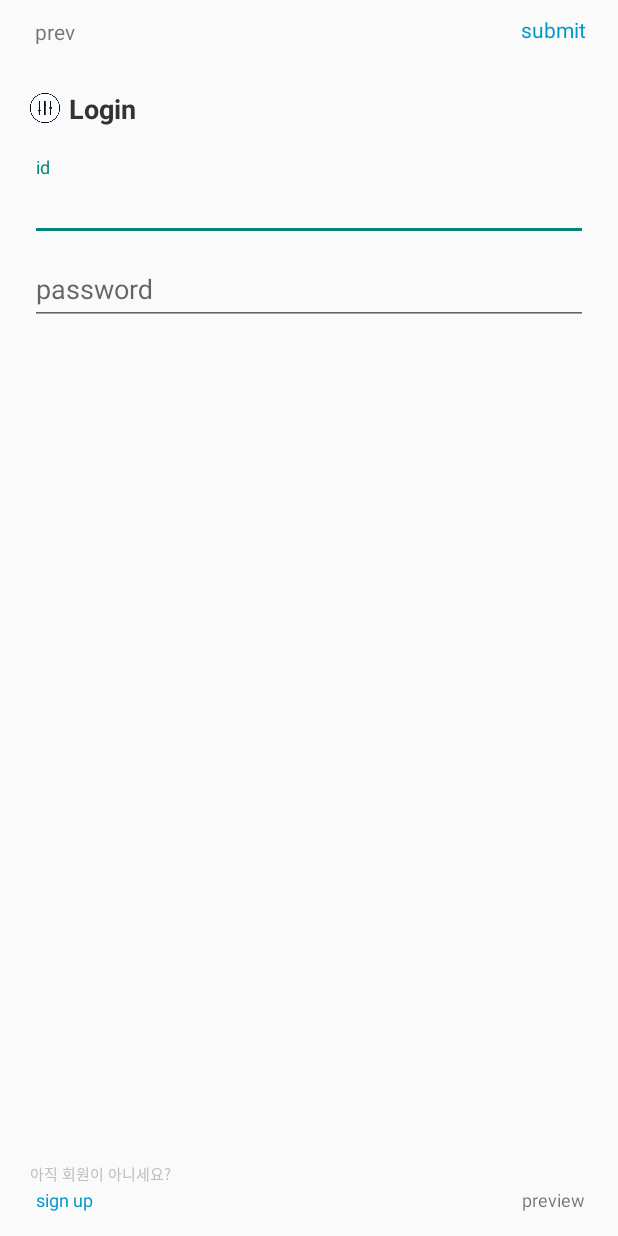
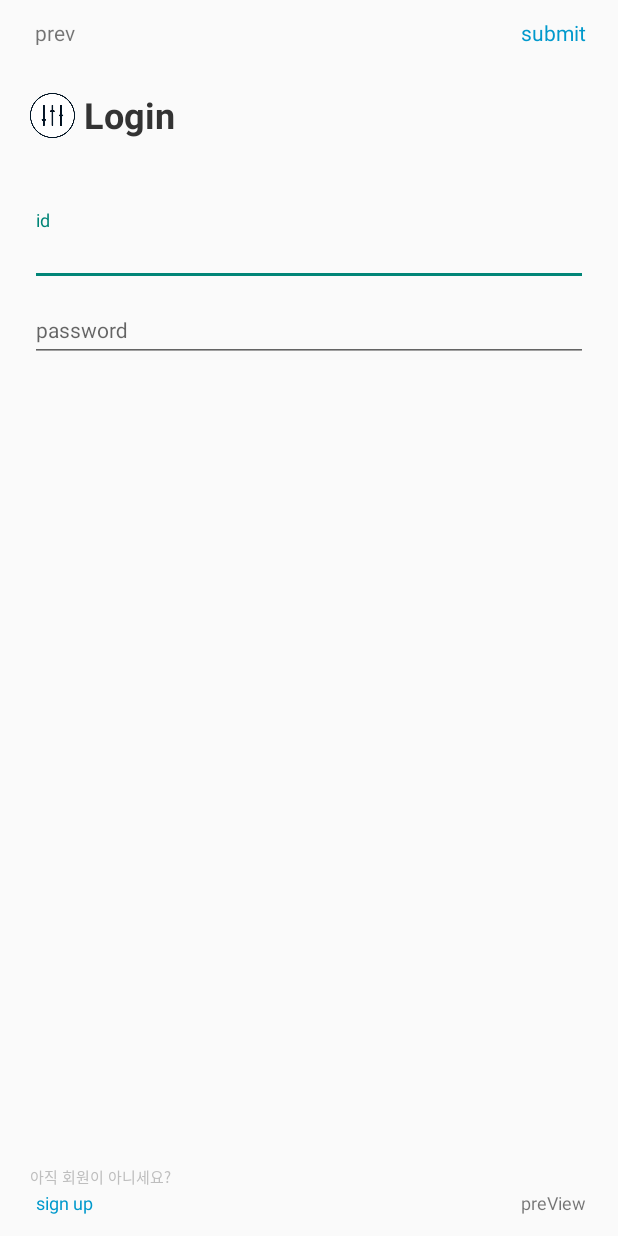
Before and after one commit to schatzen/ReservationAppByKotlin, an Android app: the LoginActivity screen opened directly, with no data from a screen before it, on a phone screen of 412 x 824 dp. Run offline under Robolectric (Android 15) with nearby library versions, the phone set to English and light mode, and no system bars.

Commit message:
-u activity_login.xml Design 성능향상을 위해 중첩 레이아웃 방식에서 Guide Line 방식으로 변경.

```diff
--- a/client/app/src/main/res/layout/activity_login.xml
+++ b/client/app/src/main/res/layout/activity_login.xml
@@ -6,66 +6,65 @@
     android:layout_height="match_parent"
     tools:context=".LoginActivity">
 
-    <androidx.constraintlayout.widget.ConstraintLayout
-        android:id="@+id/login_menu"
-        android:layout_width="0dp"
-        android:layout_height="40dp"
-        app:layout_constraintEnd_toEndOf="parent"
-        app:layout_constraintStart_toStartOf="parent"
-        app:layout_constraintTop_toTopOf="parent">
+    <androidx.constraintlayout.widget.Guideline
+        android:id="@+id/guideline_login_left"
+        android:layout_width="wrap_content"
+        android:layout_height="wrap_content"
+        android:orientation="vertical"
+        app:layout_constraintGuide_begin="20dp" />
+
+    <androidx.constraintlayout.widget.Guideline
+        android:id="@+id/guideline_login_right"
+        android:layout_width="wrap_content"
+        android:layout_height="wrap_content"
+        android:orientation="vertical"
+        app:layout_constraintGuide_end="20dp" />
+
+    <androidx.constraintlayout.widget.Guideline
+        android:id="@+id/guideline_login_top"
+        android:layout_width="wrap_content"
+        android:layout_height="wrap_content"
+        android:orientation="horizontal"
+        app:layout_constraintGuide_begin="12dp" />
 
     <Button
         android:id="@+id/btn_login_prev"
         style="@style/Widget.AppCompat.Button.Borderless"
         android:layout_width="32dp"
         android:layout_height="18dp"
-            android:layout_marginStart="20dp"
         android:background="#00FFFFFF"
         android:text="prev"
         android:textAppearance="@style/TextAppearance.AppCompat.Small"
-            app:layout_constraintBottom_toBottomOf="parent"
-            app:layout_constraintStart_toStartOf="parent"
-            app:layout_constraintTop_toTopOf="parent" />
+        app:layout_constraintStart_toStartOf="@+id/guideline_login_left"
+        app:layout_constraintTop_toTopOf="@+id/guideline_login_top" />
 
     <Button
         android:id="@+id/btn_login_submit"
         style="@style/Widget.AppCompat.Button.Borderless"
         android:layout_width="46dp"
         android:layout_height="20dp"
-            android:layout_marginRight="20dp"
         android:background="#00FFFFFF"
         android:text="submit"
         android:textAppearance="@style/TextAppearance.AppCompat.Small"
         android:textColor="@android:color/holo_blue_dark"
-            app:layout_constraintBottom_toBottomOf="parent"
-            app:layout_constraintEnd_toEndOf="parent"
-            app:layout_constraintTop_toTopOf="parent" />
-    </androidx.constraintlayout.widget.ConstraintLayout>
+        app:layout_constraintEnd_toStartOf="@+id/guideline_login_right"
+        app:layout_constraintTop_toTopOf="@+id/guideline_login_top" />
 
-    <androidx.constraintlayout.widget.ConstraintLayout
-        android:id="@+id/login_header"
-        android:layout_width="0dp"
-        android:layout_height="wrap_content"
-        app:layout_constraintEnd_toEndOf="parent"
-        app:layout_constraintStart_toStartOf="parent"
-        app:layout_constraintTop_toBottomOf="@+id/login_menu">
-
-        <LinearLayout
+    <androidx.constraintlayout.widget.Guideline
+        android:id="@+id/guideline_login_header"
         android:layout_width="wrap_content"
         android:layout_height="wrap_content"
-            android:layout_marginStart="20dp"
-            android:layout_marginTop="20dp"
-            android:gravity="center"
         android:orientation="horizontal"
-            app:layout_constraintBottom_toBottomOf="parent"
-            app:layout_constraintStart_toStartOf="parent"
-            app:layout_constraintTop_toTopOf="parent">
+        app:layout_constraintGuide_begin="60dp" />
 
     <ImageView
         android:id="@+id/iv_login_menu"
-                android:layout_width="20dp"
-                android:layout_height="20dp"
-                android:src="@drawable/preloader_logo1_1024x1024" />
+        android:layout_width="30dp"
+        android:layout_height="30dp"
+        android:layout_marginTop="2dp"
+        android:src="@drawable/preloader_logo1_1024x1024"
+        app:layout_constraintStart_toStartOf="@+id/guideline_login_left"
+        app:layout_constraintTop_toTopOf="@+id/guideline_login_header" />
 
     <TextView
         android:id="@+id/tv_login_header_text"
@@ -75,42 +74,39 @@
         android:gravity="center"
         android:text="Login"
         android:textColor="#333"
-                android:textSize="18sp"
-                android:textStyle="bold" />
-        </LinearLayout>
+        android:textSize="24sp"
+        android:textStyle="bold"
+        app:layout_constraintStart_toEndOf="@+id/iv_login_menu"
+        app:layout_constraintTop_toTopOf="@+id/guideline_login_header" />
 
-    </androidx.constraintlayout.widget.ConstraintLayout>
-
-    <LinearLayout
-        android:id="@+id/login_body"
-        android:layout_width="0dp"
+    <androidx.constraintlayout.widget.Guideline
+        android:id="@+id/guideline_login_body"
+        android:layout_width="wrap_content"
         android:layout_height="wrap_content"
-        android:orientation="vertical"
-        android:padding="20dp"
-        app:layout_constraintEnd_toEndOf="parent"
-        app:layout_constraintStart_toStartOf="parent"
-        app:layout_constraintTop_toBottomOf="@+id/login_header"
-        tools:context=".fragment.LoginFragment">
-
+        android:orientation="horizontal"
+        app:layout_constraintGuide_begin="140dp" />
 
     <com.google.android.material.textfield.TextInputLayout
-            android:layout_width="match_parent"
+        android:id="@+id/textInputLayout"
+        android:layout_width="0dp"
         android:layout_height="wrap_content"
         android:hint="id"
         app:errorEnabled="false"
         app:helperTextEnabled="false"
         app:hintAnimationEnabled="true"
         app:hintEnabled="true"
+        app:layout_constraintEnd_toStartOf="@+id/guideline_login_right"
+        app:layout_constraintStart_toStartOf="@+id/guideline_login_left"
+        app:layout_constraintTop_toTopOf="@+id/guideline_login_body"
         tools:layout_conversion_absoluteHeight="56dp"
-            tools:layout_conversion_absoluteWidth="411dp"
-            tools:layout_editor_absoluteX="0dp"
-            tools:layout_editor_absoluteY="0dp">
+        tools:layout_conversion_absoluteWidth="411dp">
 
         <com.google.android.material.textfield.TextInputEditText
             android:id="@+id/tiet_login_id"
             android:layout_width="match_parent"
             android:layout_height="wrap_content"
             android:inputType="text"
+            android:textSize="14sp"
             tools:layout_conversion_absoluteHeight="45dp"
             tools:layout_conversion_absoluteWidth="411dp"
             tools:layout_editor_absoluteX="0dp"
@@ -118,17 +114,18 @@
     </com.google.android.material.textfield.TextInputLayout>
 
     <com.google.android.material.textfield.TextInputLayout
-            android:layout_width="match_parent"
+        android:layout_width="0dp"
         android:layout_height="wrap_content"
         android:hint="password"
         app:errorEnabled="false"
         app:helperTextEnabled="false"
         app:hintAnimationEnabled="true"
         app:hintEnabled="true"
+        app:layout_constraintEnd_toStartOf="@+id/guideline_login_right"
+        app:layout_constraintStart_toStartOf="@+id/guideline_login_left"
+        app:layout_constraintTop_toBottomOf="@+id/textInputLayout"
         tools:layout_conversion_absoluteHeight="56dp"
-            tools:layout_conversion_absoluteWidth="411dp"
-            tools:layout_editor_absoluteX="0dp"
-            tools:layout_editor_absoluteY="56dp">
+        tools:layout_conversion_absoluteWidth="411dp">
 
         <com.google.android.material.textfield.TextInputEditText
             android:id="@+id/tiet_login_pw"
@@ -136,63 +133,54 @@
             android:layout_height="wrap_content"
             android:inputType="textPassword"
             android:singleLine="true"
+            android:textSize="14sp"
             tools:layout_conversion_absoluteHeight="45dp"
             tools:layout_conversion_absoluteWidth="411dp"
             tools:layout_editor_absoluteX="0dp"
             tools:layout_editor_absoluteY="68dp" />
     </com.google.android.material.textfield.TextInputLayout>
 
-    </LinearLayout>
-
-    <androidx.constraintlayout.widget.ConstraintLayout
-        android:id="@+id/login_footer"
-        android:layout_width="0dp"
+    <androidx.constraintlayout.widget.Guideline
+        android:id="@+id/guideline_login_bottom"
+        android:layout_width="wrap_content"
         android:layout_height="wrap_content"
-        app:layout_constraintBottom_toBottomOf="parent"
-        app:layout_constraintEnd_toEndOf="parent"
-        app:layout_constraintStart_toStartOf="parent">
+        android:orientation="horizontal"
+        app:layout_constraintGuide_end="12dp" />
 
     <Button
         android:id="@+id/btn_login_go_signup"
         style="@style/Widget.AppCompat.Button.Borderless"
         android:layout_width="46dp"
         android:layout_height="20dp"
-            android:layout_marginStart="20dp"
-            android:layout_marginBottom="14dp"
         android:background="#00FFFFFF"
         android:text="sign up"
         android:textAllCaps="false"
         android:textAppearance="@style/TextAppearance.AppCompat.Small"
         android:textColor="@android:color/holo_blue_dark"
         android:textSize="12sp"
-            app:layout_constraintBottom_toBottomOf="parent"
-            app:layout_constraintStart_toStartOf="parent" />
+        app:layout_constraintBottom_toTopOf="@+id/guideline_login_bottom"
+        app:layout_constraintStart_toStartOf="@+id/guideline_login_left" />
 
     <TextView
         android:id="@+id/tv_login_footer_text"
         android:layout_width="wrap_content"
         android:layout_height="wrap_content"
-            android:layout_marginStart="20dp"
         android:text="아직 회원이 아니세요? "
         android:textColor="@android:color/secondary_text_dark"
         android:textSize="10sp"
         app:layout_constraintBottom_toTopOf="@+id/btn_login_go_signup"
-            app:layout_constraintStart_toStartOf="parent" />
+        app:layout_constraintStart_toStartOf="@+id/guideline_login_left" />
 
     <Button
         android:id="@+id/btn_login_preview"
         style="@style/Widget.AppCompat.Button.Borderless"
         android:layout_width="46dp"
         android:layout_height="20dp"
-            android:layout_marginEnd="20dp"
-            android:layout_marginBottom="14dp"
         android:background="#00FFFFFF"
-            android:text="preview"
+        android:text="preView"
         android:textAppearance="@style/TextAppearance.AppCompat.Small"
         android:textSize="12sp"
-            app:layout_constraintBottom_toBottomOf="parent"
-            app:layout_constraintEnd_toEndOf="parent" />
+        app:layout_constraintBottom_toTopOf="@+id/guideline_login_bottom"
+        app:layout_constraintEnd_toStartOf="@+id/guideline_login_right" />
 
 </androidx.constraintlayout.widget.ConstraintLayout>
-
-</androidx.constraintlayout.widget.ConstraintLayout>
```
Lines whose indentation alone changed are shown as unchanged.
